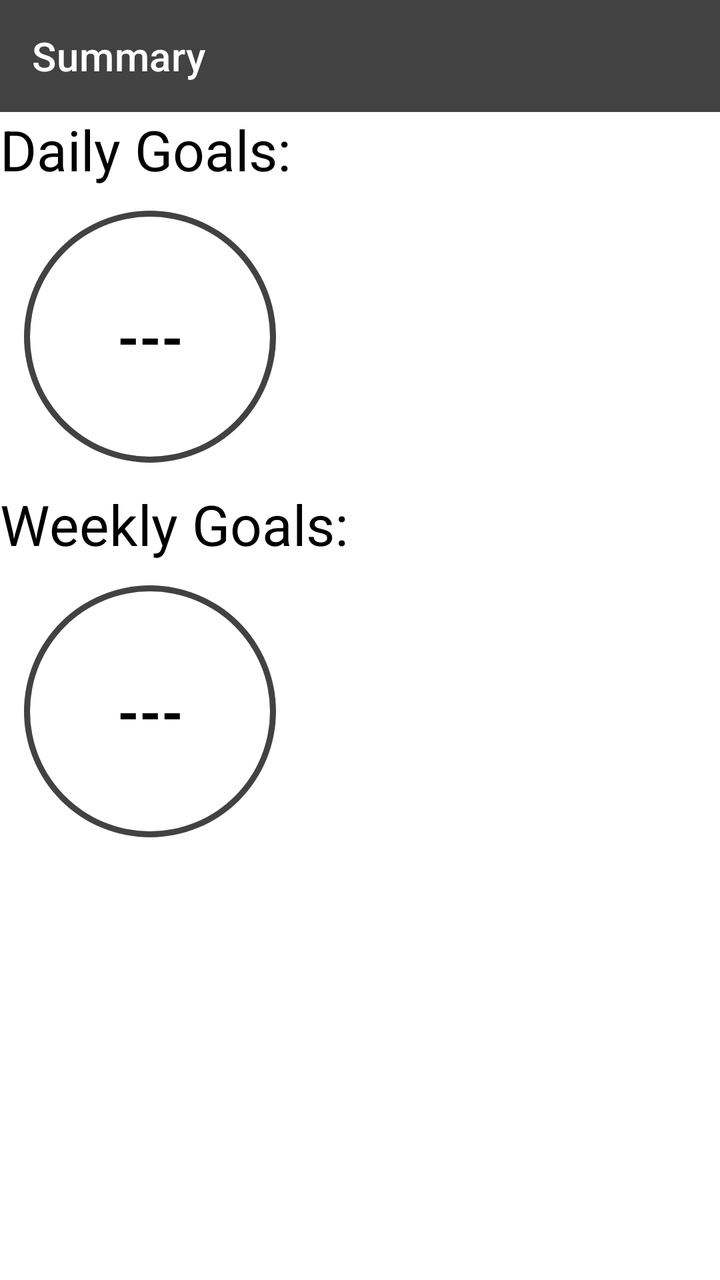
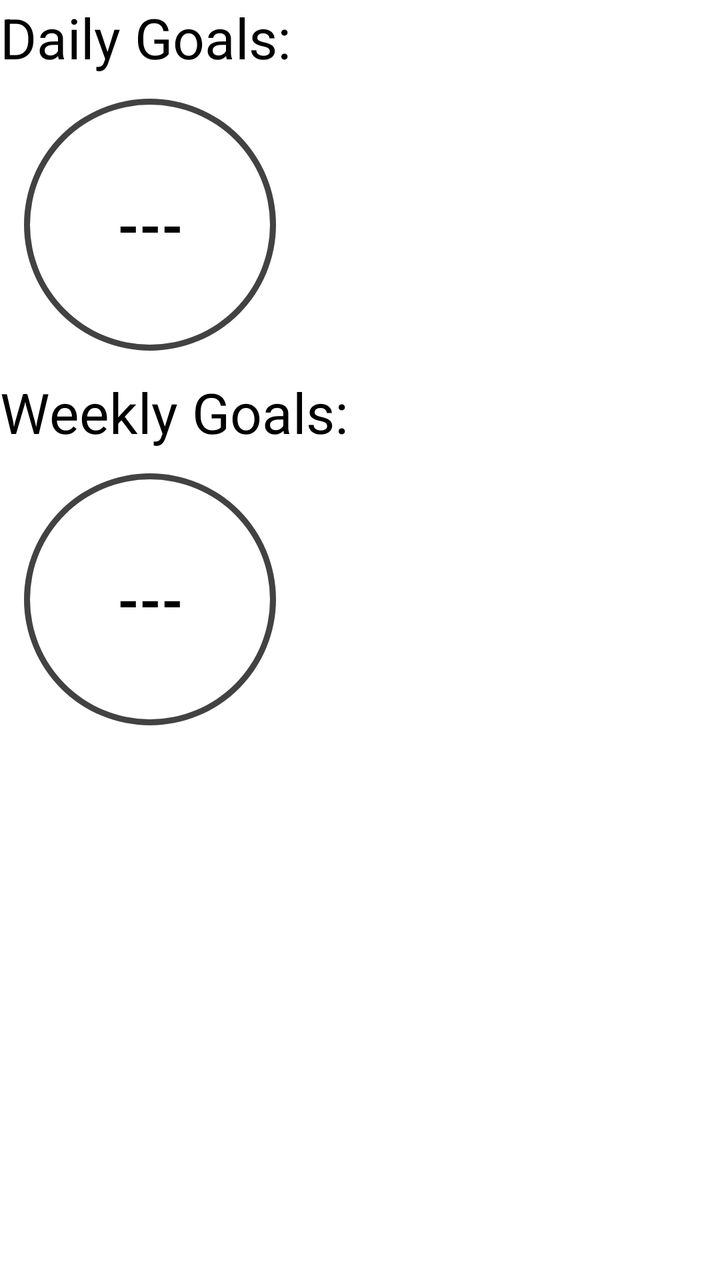

Two renders of the same Android screen: before a commit and after it. Below are the layout's source before the change and the commit's diff.
<!-- AndroidManifest.xml: application theme Theme.SyllabusPro -->
<!-- res/layout/fragment_summary.xml -->
<?xml version="1.0" encoding="utf-8"?>
<androidx.constraintlayout.widget.ConstraintLayout
        xmlns:android="http://schemas.android.com/apk/res/android"
        android:layout_width="match_parent"
        android:layout_height="match_parent" xmlns:app="http://schemas.android.com/apk/res-auto"
>

    
    <TextView
        android:id="@+id/daily_goals"
        android:layout_width="wrap_content"
        android:layout_height="wrap_content"
        android:text="Daily Goals: "
        android:textColor="@color/black"
        android:textSize="28sp"
        app:layout_constraintTop_toBottomOf="@id/manage_toolbar"
        app:layout_constraintStart_toStartOf="parent"
    />

    <ProgressBar
        android:id="@+id/daily_progress_bar"
        style="?android:attr/progressBarStyleHorizontal"
        android:layout_width="150dp"
        android:layout_height="150dp"
        android:background="@drawable/circular_shape"
        android:indeterminate="false"
        android:progressDrawable="@drawable/circular_progress_bar"
        app:layout_constraintTop_toBottomOf="@id/daily_goals"
        app:layout_constraintStart_toStartOf="parent"
    />

    <TextView
        android:id="@+id/daily_progress_text"
        android:layout_width="wrap_content"
        android:layout_height="wrap_content"
        android:text="---"
        android:textColor="@color/black"
        android:textSize="28sp"
        android:textStyle="bold"
        app:layout_constraintTop_toTopOf="@id/daily_progress_bar"
        app:layout_constraintBottom_toBottomOf="@id/daily_progress_bar"
        app:layout_constraintStart_toStartOf="@id/daily_progress_bar"
        app:layout_constraintEnd_toEndOf="@id/daily_progress_bar"
    />

    
    <TextView
        android:id="@+id/weekly_goals"
        android:layout_width="wrap_content"
        android:layout_height="wrap_content"
        android:text="Weekly Goals: "
        android:textColor="@color/black"
        android:textSize="28sp"
        app:layout_constraintTop_toBottomOf="@id/daily_progress_bar"
        app:layout_constraintStart_toStartOf="parent"
    />

    <ProgressBar
        android:id="@+id/weekly_progress_bar"
        style="?android:attr/progressBarStyleHorizontal"
        android:layout_width="150dp"
        android:layout_height="150dp"
        android:background="@drawable/circular_shape"
        android:indeterminate="false"
        android:progressDrawable="@drawable/circular_progress_bar"
        app:layout_constraintTop_toBottomOf="@id/weekly_goals"
        app:layout_constraintStart_toStartOf="parent"
    />

    <TextView
        android:id="@+id/weekly_progress_text"
        android:layout_width="wrap_content"
        android:layout_height="wrap_content"
        android:text="---"
        android:textColor="@color/black"
        android:textSize="28sp"
        android:textStyle="bold"
        app:layout_constraintTop_toTopOf="@id/weekly_progress_bar"
        app:layout_constraintBottom_toBottomOf="@id/weekly_progress_bar"
        app:layout_constraintStart_toStartOf="@id/weekly_progress_bar"
        app:layout_constraintEnd_toEndOf="@id/weekly_progress_bar"
    />

    <com.google.android.material.appbar.AppBarLayout
        android:layout_width="match_parent"
        android:layout_height="wrap_content"
        app:layout_constraintTop_toTopOf="parent"
        app:layout_constraintStart_toStartOf="parent"
        app:layout_constraintEnd_toEndOf="parent"
        android:id="@+id/appBarLayout"
        android:layout_marginTop="16dp">
    </com.google.android.material.appbar.AppBarLayout>

    <androidx.appcompat.widget.Toolbar
        android:id="@+id/manage_toolbar"
        android:layout_width="match_parent"
        android:layout_height="wrap_content"
        android:background="?attr/colorPrimary"
        android:theme="?attr/actionBarTheme"
        android:minHeight="?attr/actionBarSize"
        app:layout_constraintTop_toTopOf="parent"
        app:layout_constraintEnd_toEndOf="parent"
        app:layout_constraintStart_toStartOf="parent"
        app:titleTextColor = "#fff"
        app:title="Summary"
    />

</androidx.constraintlayout.widget.ConstraintLayout>
<!-- resources referenced by this layout -->
<resources>
  <color name="black">#FF000000</color>
  <!-- drawable circular_progress_bar (drawable) -->
  <?xml version="1.0" encoding="utf-8"?>
  <rotate
          xmlns:android="http://schemas.android.com/apk/res/android"
          android:fromDegrees="270"
          android:toDegrees="270">
  
      
      <shape
              android:innerRadiusRatio="2.5"
              android:shape="ring"
              android:thickness="8dp"
              android:useLevel="true"
      >
      <gradient
              android:angle="0"
              android:endColor="?attr/colorPrimary"
              android:startColor="#000000"
              android:type="sweep"
              android:useLevel="false"
      />
      </shape>
  
  </rotate>
  <!-- drawable circular_shape (drawable) -->
  <?xml version="1.0" encoding="utf-8"?>
  <shape
          xmlns:android="http://schemas.android.com/apk/res/android"
          android:innerRadiusRatio="2.5"
          android:shape="ring"
          android:thickness="3dp"
          android:useLevel="false">
      <solid android:color="?attr/colorPrimary"
      />
  </shape>
  <style name="Theme.SyllabusPro" parent="Theme.MaterialComponents.Light.DarkActionBar">
          
          <item name="colorPrimary">@color/gray_800</item>
          <item name="colorPrimaryVariant">@color/gray_900</item>
          <item name="colorOnPrimary">@color/black</item>
  
          
          <item name="colorSecondary">@color/gray_200</item>
          <item name="colorSecondaryVariant">@color/gray_400</item>
          <item name="colorOnSecondary">@color/black</item>
  
          
          <item name="android:statusBarColor" tools:targetApi="l">?attr/colorPrimaryVariant</item>
  
          
          <item name="extendedFloatingActionButtonPrimaryStyle">@color/gray_200</item>
          <item name="android:textColorPrimary">@color/black</item>
          <item name="android:textColor">@color/black</item>
  
          
      </style>
  <color name="gray_800">#424242</color>
  <color name="gray_900">#212121</color>
  <color name="gray_200">#EEEEEE</color>
  <color name="gray_400">#BDBDBD</color>
</resources>

<!-- the commit's change to res/layout/fragment_summary.xml (unified diff, before → after) -->
@@ -13,7 +13,7 @@
         android:text="Daily Goals: "
         android:textColor="@color/black"
         android:textSize="28sp"
-        app:layout_constraintTop_toBottomOf="@id/manage_toolbar"
+        app:layout_constraintTop_toTopOf="parent"
         app:layout_constraintStart_toStartOf="parent"
     />
 
@@ -81,28 +81,4 @@
         app:layout_constraintEnd_toEndOf="@id/weekly_progress_bar"
     />
 
-    <com.google.android.material.appbar.AppBarLayout
-        android:layout_width="match_parent"
-        android:layout_height="wrap_content"
-        app:layout_constraintTop_toTopOf="parent"
-        app:layout_constraintStart_toStartOf="parent"
-        app:layout_constraintEnd_toEndOf="parent"
-        android:id="@+id/appBarLayout"
-        android:layout_marginTop="16dp">
-    </com.google.android.material.appbar.AppBarLayout>
-
-    <androidx.appcompat.widget.Toolbar
-        android:id="@+id/manage_toolbar"
-        android:layout_width="match_parent"
-        android:layout_height="wrap_content"
-        android:background="?attr/colorPrimary"
-        android:theme="?attr/actionBarTheme"
-        android:minHeight="?attr/actionBarSize"
-        app:layout_constraintTop_toTopOf="parent"
-        app:layout_constraintEnd_toEndOf="parent"
-        app:layout_constraintStart_toStartOf="parent"
-        app:titleTextColor = "#fff"
-        app:title="Summary"
-    />
-
 </androidx.constraintlayout.widget.ConstraintLayout>
<!-- resource entries referenced after the edit -->
@@ -36,7 +36,7 @@
       <solid android:color="?attr/colorPrimary"
       />
   </shape>
-  <style name="Theme.SyllabusPro" parent="Theme.MaterialComponents.Light.DarkActionBar">
+  <style name="Theme.SyllabusPro" parent="Theme.MaterialComponents.DayNight.NoActionBar">
           
           <item name="colorPrimary">@color/gray_800</item>
           <item name="colorPrimaryVariant">@color/gray_900</item>
